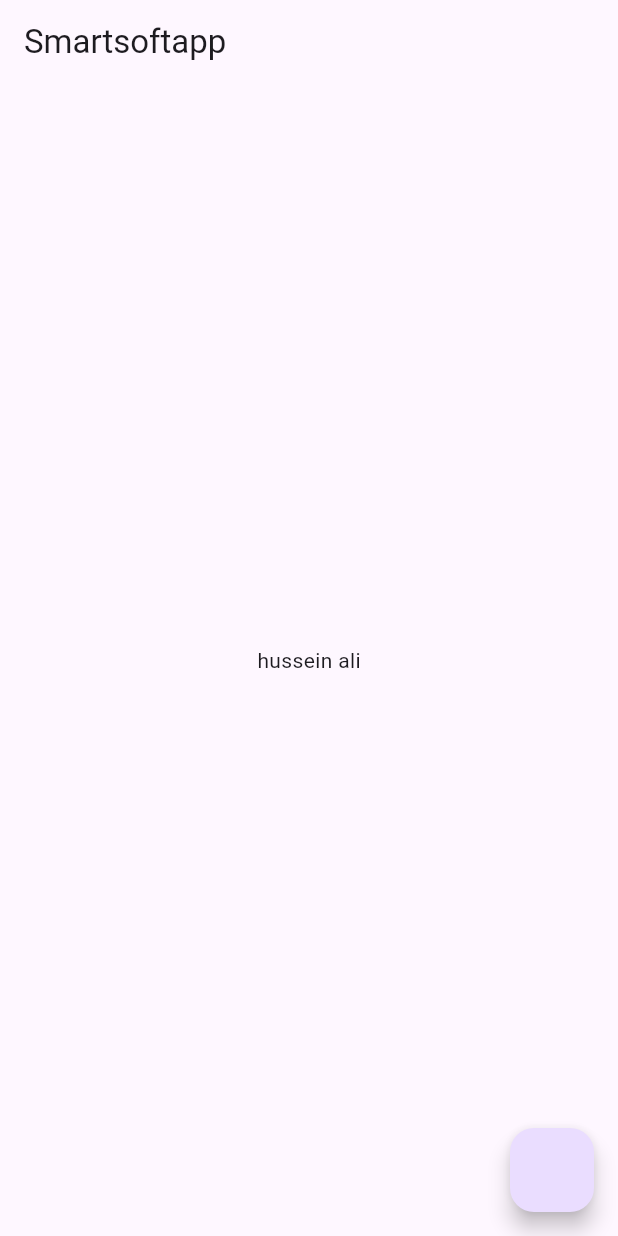
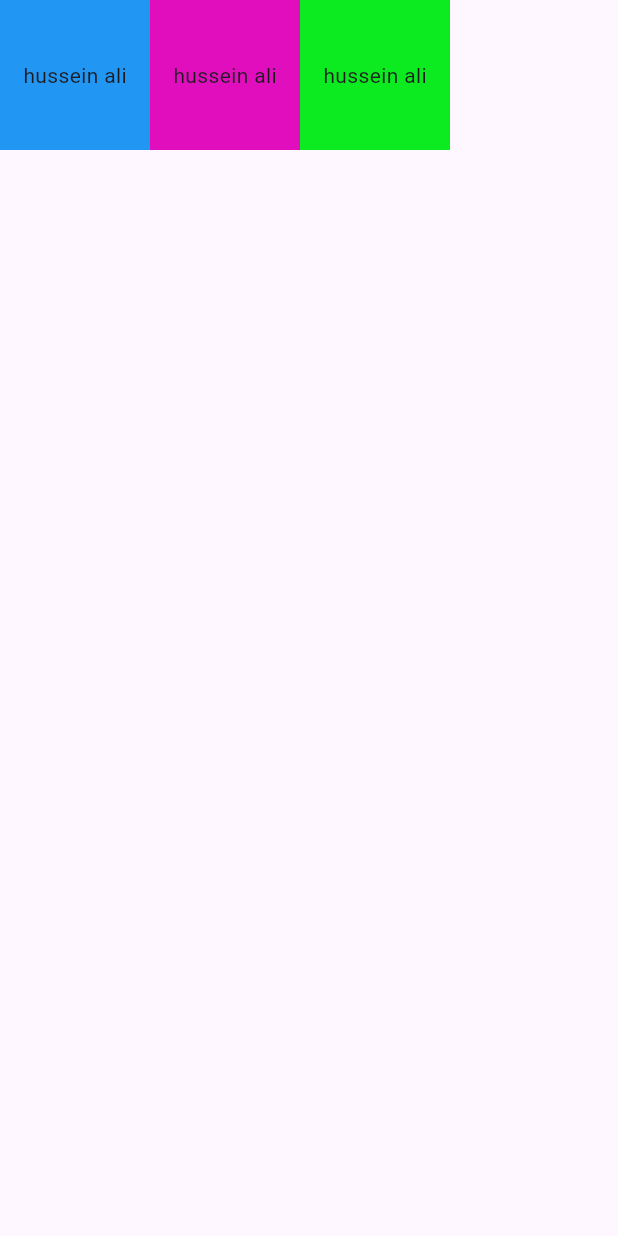
Before and after one commit to kerberos-eg/SmartSoftApp, a Flutter app: the screen it shows after launch, on a phone screen of 412 x 824 dp. Run offline on Flutter 3.47's test engine with Material 3 defaults, Android fonts, the light colour scheme and no system bars.

Commit message:
home changes office

```diff
--- a/lib/main.dart
+++ b/lib/main.dart
@@ -11,14 +11,37 @@
   Widget build(BuildContext context) {
     return MaterialApp(
       home: Scaffold(
-        appBar: AppBar(
-          title: Text('Smartsoftapp'),
-        ),
-        floatingActionButton: FloatingActionButton(onPressed: () {}),
-        body: Center(
-          child: Text('hussein ali'),
-        ),
-      ),
+          body: Row(
+        mainAxisSize: MainAxisSize.min,
+        mainAxisAlignment: MainAxisAlignment.center,
+        crossAxisAlignment: CrossAxisAlignment.center,
+        children: [
+          Container(
+            width: 100,
+            height: 100,
+            color: Colors.blue,
+            child: Center(
+              child: Text('hussein ali'),
+            ),
+          ),
+          Container(
+            width: 100,
+            height: 100,
+            color: Color.fromARGB(255, 224, 14, 189),
+            child: Center(
+              child: Text('hussein ali'),
+            ),
+          ),
+          Container(
+            width: 100,
+            height: 100,
+            color: Color.fromARGB(255, 12, 235, 31),
+            child: Center(
+              child: Text('hussein ali'),
+            ),
+          )
+        ],
+      )),
     );
   }
 }
```
